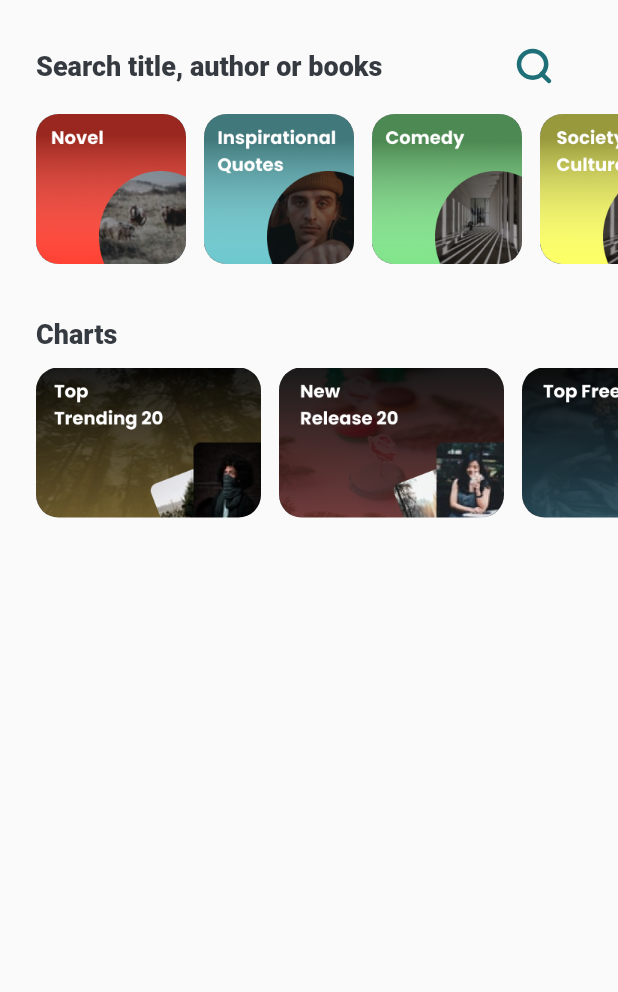
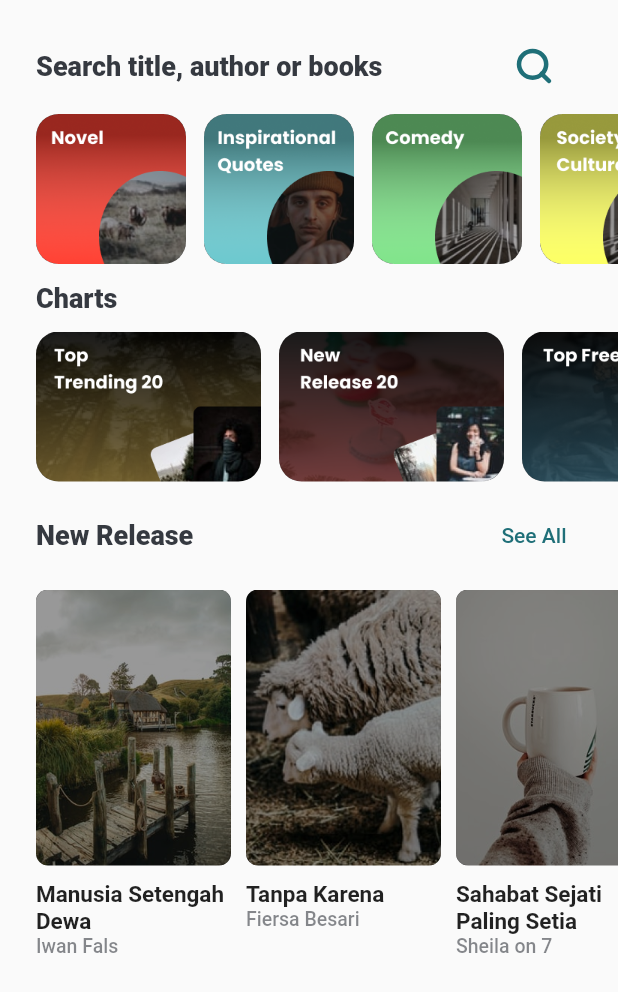
Before and after one commit to Azzamubaidillah/Flutter-UI, a Flutter app: the DiscoverView screen opened by its route, on a phone screen of 412 x 824 dp. Shown: the top 992 px of the screen. Run offline on Flutter 3.47's test engine with Material 2 defaults, Android fonts, the phone set to English and light mode, and no system bars; our stand-ins replace flutter_signin_button, flutter_svg, get, introduction_screen, line_icons.

Commit message:
discover new release

```diff
--- a/nubook/lib/app/modules/discover/views/discover_view.dart
+++ b/nubook/lib/app/modules/discover/views/discover_view.dart
@@ -45,10 +45,68 @@ class DiscoverView extends GetView<DiscoverController> {
                     CardChart(image: "4"),
                   ],
                 ),
-              )
+              ),
+              TitleWithButton(title: "New Release"),
+              SingleChildScrollView(
+                scrollDirection: Axis.horizontal,
+                child: Row(
+                  crossAxisAlignment: CrossAxisAlignment.start,
+                  children: [
+                    Card(
+                      image: "assets/images/image_6.png",
+                      title: "Manusia Setengah Dewa",
+                      artist: "Iwan Fals",
+                    ),
+                    SizedBox(width: 10),
+                    Card(
+                      image: "assets/images/image_7.png",
+                      title: "Tanpa Karena",
+                      artist: "Fiersa Besari",
+                    ),
+                    SizedBox(width: 10),
+                    Card(
+                      image: "assets/images/image_8.png",
+                      title: "Sahabat Sejati Paling Setia",
+                      artist: "Sheila on 7",
+                    ),
+                    SizedBox(width: 10),
+                  ],
+                ),
+              ),
             ],
           ),
         ),
+      ),
+    );
+  }
+}
+
+class TitleWithButton extends StatelessWidget {
+  const TitleWithButton({
+    Key? key,
+    required this.title,
+  }) : super(key: key);
+
+  final String title;
+
+  @override
+  Widget build(BuildContext context) {
+    return Padding(
+      padding:
+          const EdgeInsets.fromLTRB(0, kPadding / 2, kPadding, kPadding / 2),
+      child: Row(
+        mainAxisAlignment: MainAxisAlignment.spaceBetween,
+        children: [
+          Title(title: title),
+          TextButton(
+            onPressed: () {},
+            child: Text(
+              "See All",
+              style: TextStyle(
+                  fontSize: 14, fontWeight: FontWeight.w500, color: kPrimary),
+            ),
+          )
+        ],
       ),
     );
   }
@@ -65,7 +123,7 @@ class CardCategories extends StatelessWidget {
   @override
   Widget build(BuildContext context) {
     return Padding(
-      padding: const EdgeInsets.fromLTRB(0, 0, kPadding / 2, kPadding),
+      padding: const EdgeInsets.fromLTRB(0, 0, kPadding / 2, 0),
       child: ClipRRect(
         child: Image.asset(
           "assets/images/categories_$image.png",
@@ -88,7 +146,7 @@ class CardChart extends StatelessWidget {
   @override
   Widget build(BuildContext context) {
     return Padding(
-      padding: const EdgeInsets.fromLTRB(0, 0, kPadding / 2, kPadding),
+      padding: const EdgeInsets.fromLTRB(0, 0, kPadding / 2, 0),
       child: ClipRRect(
         child: Image.asset(
           "assets/images/chart_$image.png",
@@ -155,3 +213,45 @@ class Title extends StatelessWidget {
     );
   }
 }
+
+class Card extends StatelessWidget {
+  const Card({
+    Key? key,
+    required this.image,
+    required this.title,
+    required this.artist,
+  }) : super(key: key);
+
+  final String image, title, artist;
+
+  @override
+  Widget build(BuildContext context) {
+    return SizedBox(
+      width: 130,
+      child: Column(
+        crossAxisAlignment: CrossAxisAlignment.start,
+        children: [
+          ClipRRect(
+            borderRadius: BorderRadius.circular(8),
+            child: Image.asset(
+              image,
+              width: 130,
+            ),
+          ),
+          SizedBox(height: 10),
+          Text(
+            title,
+            style: TextStyle(fontSize: 15, fontWeight: FontWeight.bold),
+          ),
+          Text(
+            artist,
+            style: TextStyle(
+                fontSize: 13,
+                color: kBlack.withOpacity(0.6),
+                fontWeight: FontWeight.w500),
+          )
+        ],
+      ),
+    );
+  }
+}
```
